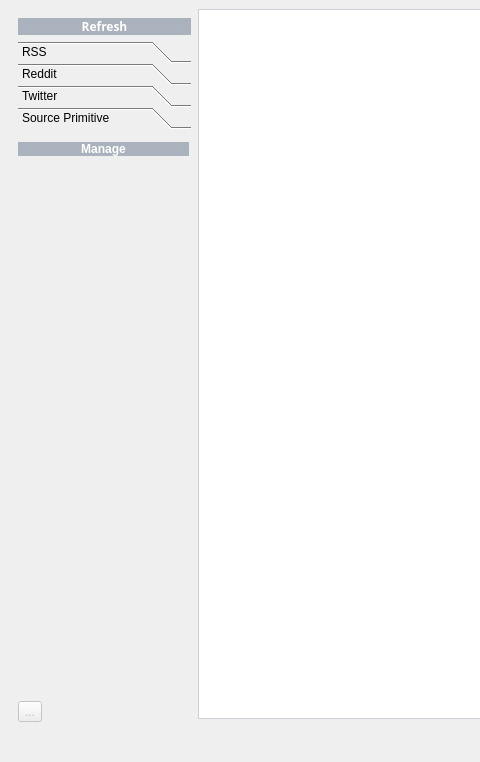
The window that GUI/GUI_2.ui (NT-me/ActualiT) describes before a commit, drawn with Qt 5; both pictures show x 0 to 480 and y 0 to 762 of the 1049 by 762 pixel window.
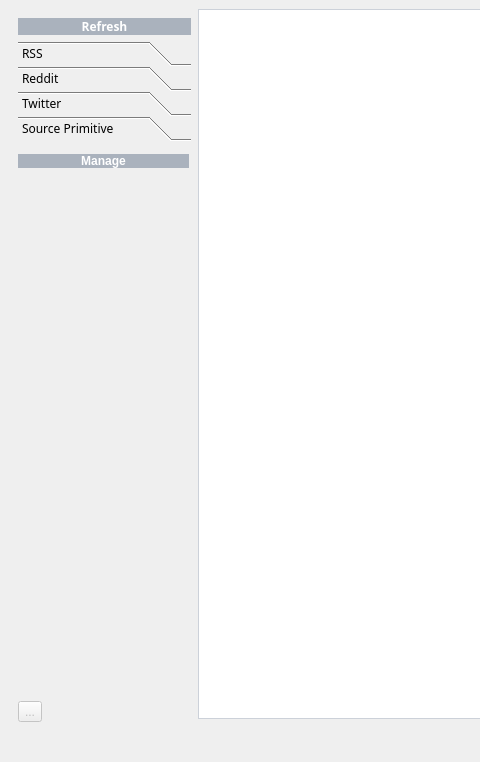
The same window after the commit. The open tabs and pages were chosen to show the change. Icons and pictures are not drawn.

What changed in the file:
```diff
--- a/GUI/GUI_2.ui
+++ b/GUI/GUI_2.ui
@@ -752,7 +752,7 @@
         <height>16777215</height>
        </size>
       </property>
-      <layout class="QVBoxLayout" name="verticalLayout" stretch="0,0,0">
+      <layout class="QVBoxLayout" name="verticalLayout" stretch="0,0,0,0">
        <property name="sizeConstraint">
         <enum>QLayout::SetDefaultConstraint</enum>
        </property>
@@ -779,6 +779,15 @@
        </item>
        <item>
         <widget class="QToolBox" name="toolBox">
+         <property name="font">
+          <font>
+           <family>Microsoft YaHei</family>
+           <italic>false</italic>
+          </font>
+         </property>
+         <property name="autoFillBackground">
+          <bool>false</bool>
+         </property>
          <property name="currentIndex">
           <number>0</number>
          </property>
@@ -887,7 +896,7 @@
             <x>0</x>
             <y>0</y>
             <width>173</width>
-            <height>557</height>
+            <height>214</height>
            </rect>
           </property>
           <attribute name="label">
@@ -906,7 +915,7 @@
             <item>
              <widget class="QPushButton" name="RSS_manage_4">
               <property name="enabled">
-               <bool>false</bool>
+               <bool>true</bool>
               </property>
               <property name="text">
                <string>Manage</string>
@@ -918,6 +927,19 @@
          </widget>
         </widget>
        </item>
+       <item>
+        <spacer name="verticalSpacer_2">
+         <property name="orientation">
+          <enum>Qt::Vertical</enum>
+         </property>
+         <property name="sizeHint" stdset="0">
+          <size>
+           <width>20</width>
+           <height>40</height>
+          </size>
+         </property>
+        </spacer>
+       </item>
        <item>
         <widget class="QToolButton" name="toolButton">
          <property name="enabled">
```
Left out of the diff: 12 changed lines with no effect on the pictures.
